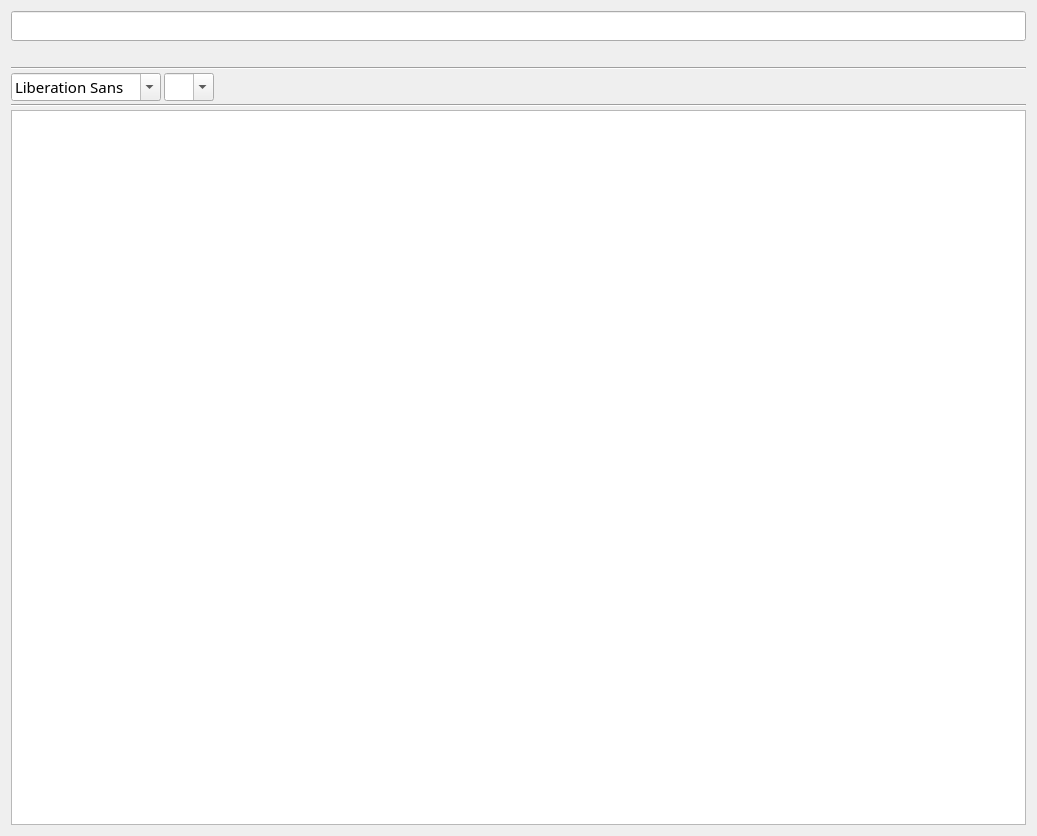
Before: the Qt Designer form Code/guimain/note_editwindow.ui in legobadman/FlashNote, drawn with Qt 5.
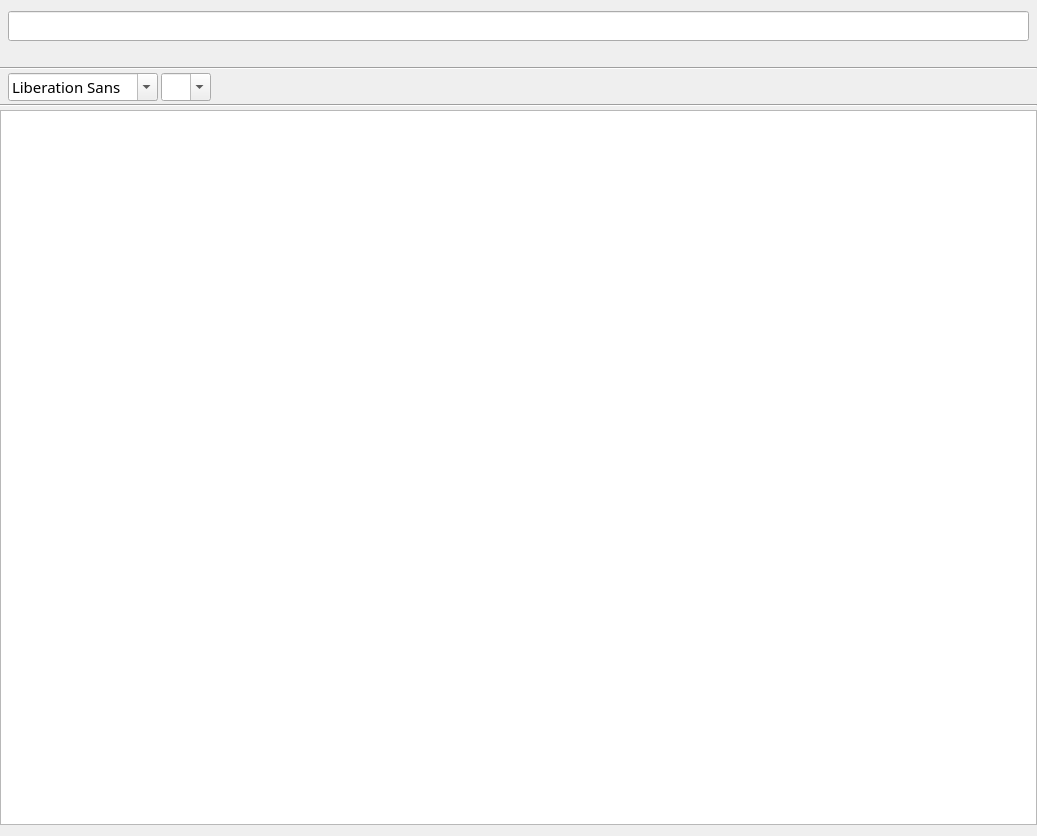
After: the same form once the commit is applied. Custom widgets are drawn as their Qt base class.

The edit to the form file:
```diff
--- a/Code/guimain/note_editwindow.ui
+++ b/Code/guimain/note_editwindow.ui
@@ -13,12 +13,33 @@
   <property name="windowTitle">
    <string>Form</string>
   </property>
-  <layout class="QVBoxLayout" name="verticalLayout">
-   <item>
     <layout class="QVBoxLayout" name="verticalLayout_2">
      <property name="spacing">
       <number>3</number>
      </property>
+   <property name="leftMargin">
+    <number>0</number>
+   </property>
+   <property name="rightMargin">
+    <number>0</number>
+   </property>
+   <item>
+    <layout class="QHBoxLayout" name="horizontalLayout_234">
+     <property name="spacing">
+      <number>0</number>
+     </property>
+     <property name="leftMargin">
+      <number>8</number>
+     </property>
+     <property name="topMargin">
+      <number>0</number>
+     </property>
+     <property name="rightMargin">
+      <number>8</number>
+     </property>
+     <property name="bottomMargin">
+      <number>0</number>
+     </property>
      <item>
       <widget class="FramelessLineEdit" name="editTitle">
        <property name="minimumSize">
@@ -47,8 +68,22 @@
        </property>
       </widget>
      </item>
+    </layout>
+   </item>
      <item>
       <layout class="QHBoxLayout" name="horizontalLayout_233">
+     <property name="leftMargin">
+      <number>8</number>
+     </property>
+     <property name="topMargin">
+      <number>0</number>
+	 </property>
+     <property name="rightMargin">
+      <number>8</number>
+     </property>
+     <property name="bottomMargin">
+      <number>0</number>
+     </property>
        <property name="spacing">
         <number>3</number>
        </property>
@@ -106,6 +141,12 @@
        <property name="spacing">
         <number>3</number>
        </property>
+     <property name="leftMargin">
+      <number>8</number>
+     </property>
+     <property name="rightMargin">
+      <number>8</number>
+     </property>
        <item>
         <widget class="FontComboBox" name="font_comboBox">
          <property name="sizePolicy">
@@ -295,8 +336,6 @@
       <widget class="RichTextEditor" name="textEdit"/>
      </item>
     </layout>
-   </item>
-  </layout>
  </widget>
  <customwidgets>
   <customwidget>
@@ -335,16 +374,6 @@
    <extends>MenuButton</extends>
    <header>FontColorComboBox.h</header>
   </customwidget>
-  <customwidget>
-   <class>ColorTableView</class>
-   <extends>QAbstractItemView</extends>
-   <header>colortableview.h</header>
-  </customwidget>
-  <customwidget>
-   <class>ColorGallery</class>
-   <extends>QWidget</extends>
-   <header>colorgallery.h</header>
-  </customwidget>
   <customwidget>
    <class>RichTextEditor</class>
    <extends>QTextEdit</extends>
```
Left out of the diff: 10 changed lines with no effect on the pictures. Lines whose indentation alone changed are shown as unchanged.
